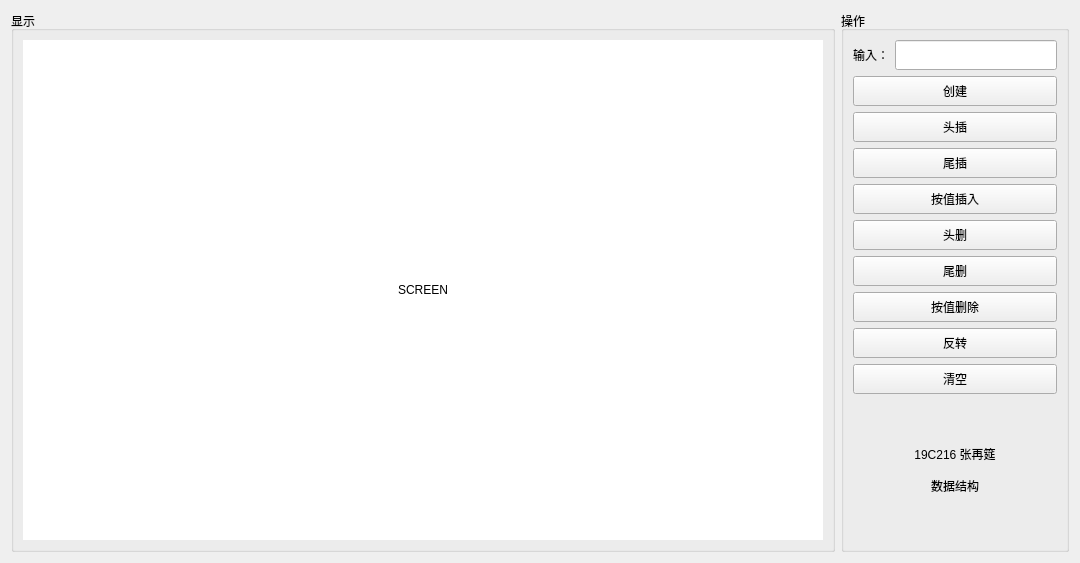
First picture: the form in chaintest.ui, repository zzaiyan/VisualList-Qt, before the edit.
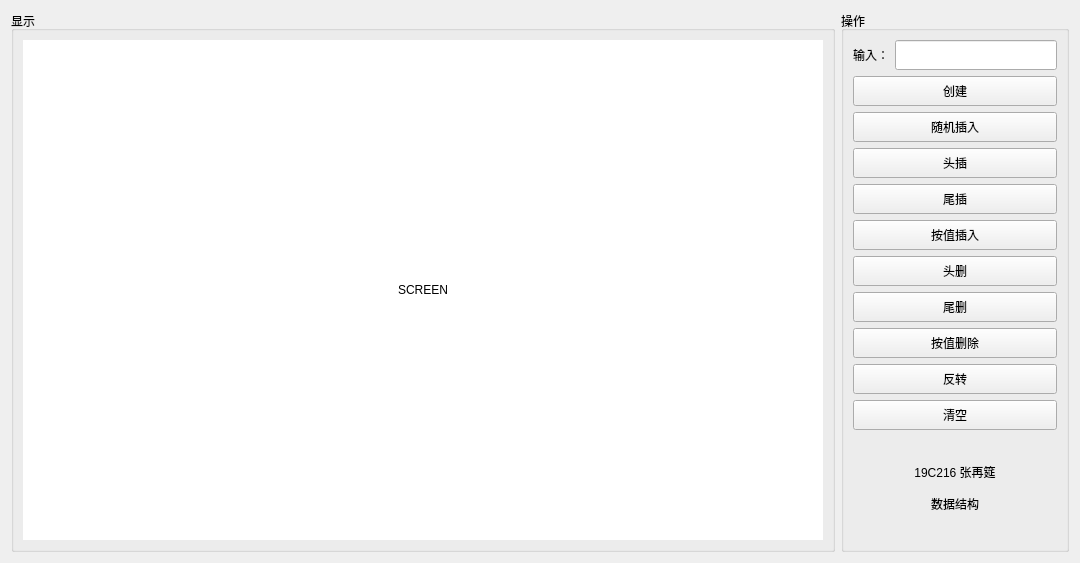
Second picture: the form after the edit.

What changed in the file:
```diff
--- a/chaintest.ui
+++ b/chaintest.ui
@@ -153,6 +153,19 @@
         </property>
        </widget>
       </item>
+      <item>
+       <widget class="QPushButton" name="butRandom">
+        <property name="minimumSize">
+         <size>
+          <width>0</width>
+          <height>30</height>
+         </size>
+        </property>
+        <property name="text">
+         <string>随机插入</string>
+        </property>
+       </widget>
+      </item>
       <item>
        <widget class="QPushButton" name="butPushFront">
         <property name="minimumSize">
```
Left out of the diff: 10 changed lines with no effect on the pictures.
